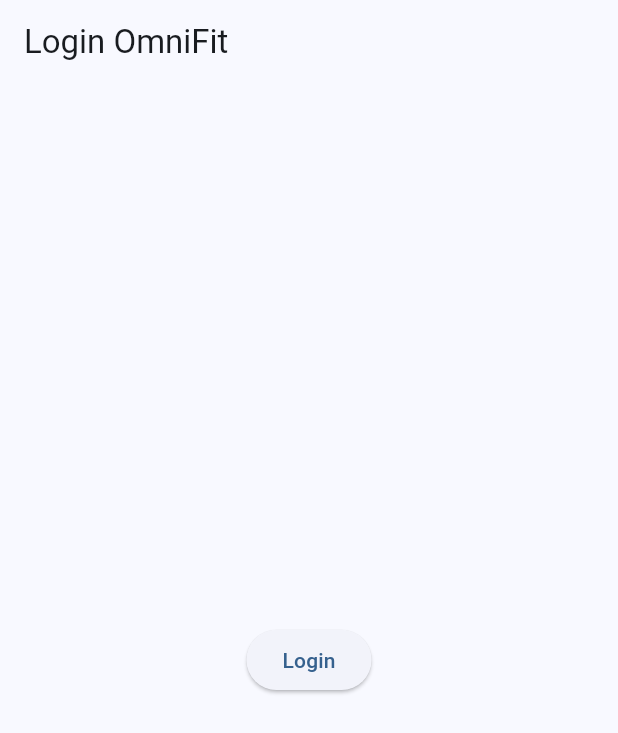
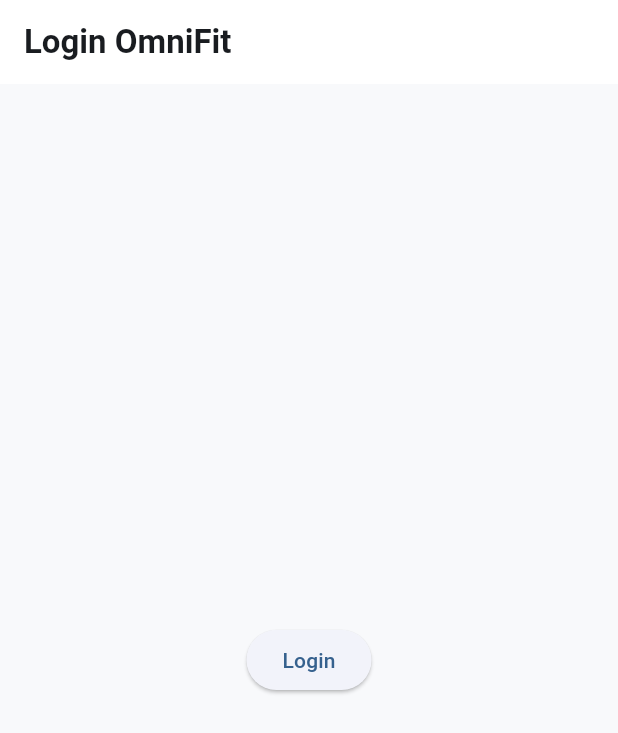
Before and after one commit to Razvannb/OmniFit, a Flutter app: the screen it shows after launch, on a phone screen of 412 x 824 dp. Shown: the top 733 px of the screen. Run offline on Flutter 3.47's test engine with Material 3 defaults, Android fonts, the phone set to English and light mode, and no system bars; our stand-ins replace camera, go_router; missing offline and left inert: google_mlkit_pose_detection, mysql1.

Commit message:
Colors update

```diff
--- a/omnifit_frontend/lib/screens/dashboard_screen.dart
+++ b/omnifit_frontend/lib/screens/dashboard_screen.dart
@@ -23,8 +23,8 @@
         ),
         backgroundColor: Colors.white,
         elevation: 0,
-        foregroundColor: Colors.black87,
-        actions: [
+        foregroundColor: const Color.fromARGB(221, 0, 0, 0),
+         actions: [
           IconButton(
             icon: const Icon(Icons.account_circle_outlined, size: 28),
             onPressed: () {
--- a/omnifit_frontend/lib/screens/goals_screen.dart
+++ b/omnifit_frontend/lib/screens/goals_screen.dart
@@ -216,8 +216,8 @@
           'Weekly Goals',
           style: TextStyle(fontWeight: FontWeight.bold),
         ),
-        backgroundColor: Colors.blueAccent,
-        foregroundColor: Colors.white,
+        backgroundColor: const Color.fromARGB(255, 255, 255, 255),
+        foregroundColor: const Color.fromARGB(255, 0, 0, 0),
       ),
       body: Padding(
         padding: const EdgeInsets.symmetric(horizontal: 16, vertical: 12),
--- a/omnifit_frontend/lib/screens/login_screen.dart
+++ b/omnifit_frontend/lib/screens/login_screen.dart
@@ -7,7 +7,19 @@
   @override
   Widget build(BuildContext context) {
     return Scaffold(
-      appBar: AppBar(title: const Text('Login OmniFit')),
+      // Set the background color of the screen
+      backgroundColor: const Color(0xFFF8F9FB),
+
+      appBar: AppBar(
+        // Apply TextStyle to make the text bold
+        title: const Text(
+          'Login OmniFit',
+          style: TextStyle(fontWeight: FontWeight.bold),
+        ),
+        backgroundColor: const Color.fromARGB(255, 255, 255, 255),
+        elevation: 0, // Remove the shadow under the title for a more modern look
+      ),
+
       body: Center(
         child: ElevatedButton(
           onPressed: () {
--- a/omnifit_frontend/lib/screens/nutrition_screen.dart
+++ b/omnifit_frontend/lib/screens/nutrition_screen.dart
@@ -152,14 +152,14 @@
     bool isExceeded = _caloriesRemaining < 0; // Check if user went over goal
 
     return Scaffold(
-      backgroundColor: Colors.white,
+      backgroundColor: const Color(0xFFF8F9FB),
       appBar: AppBar(
         title: const Text(
           'Nutrition Log',
           style: TextStyle(fontWeight: FontWeight.bold),
         ),
-        backgroundColor: Colors.blueAccent,
-        foregroundColor: Colors.white,
+        backgroundColor: const Color.fromARGB(255, 255, 255, 255),
+        foregroundColor: const Color.fromARGB(255, 0, 0, 0),
         elevation: 0,
       ),
       body: SingleChildScrollView(
--- a/omnifit_frontend/lib/screens/workout_screen.dart
+++ b/omnifit_frontend/lib/screens/workout_screen.dart
@@ -136,8 +136,8 @@
           'My Workouts',
           style: TextStyle(fontWeight: FontWeight.bold),
         ),
-        backgroundColor: Colors.blueAccent,
-        foregroundColor: Colors.white,
+        backgroundColor: const Color.fromARGB(255, 255, 255, 255),
+        foregroundColor: const Color.fromARGB(255, 0, 0, 0),
       ),
       body: Padding(
         padding: const EdgeInsets.all(16.0),
```
